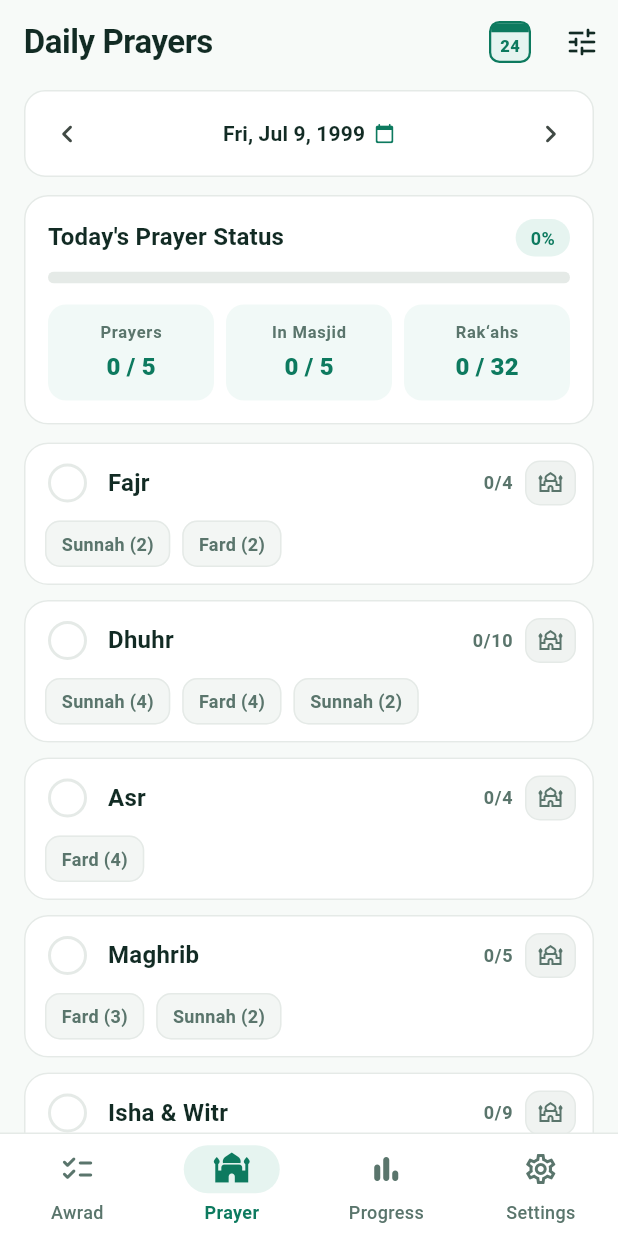
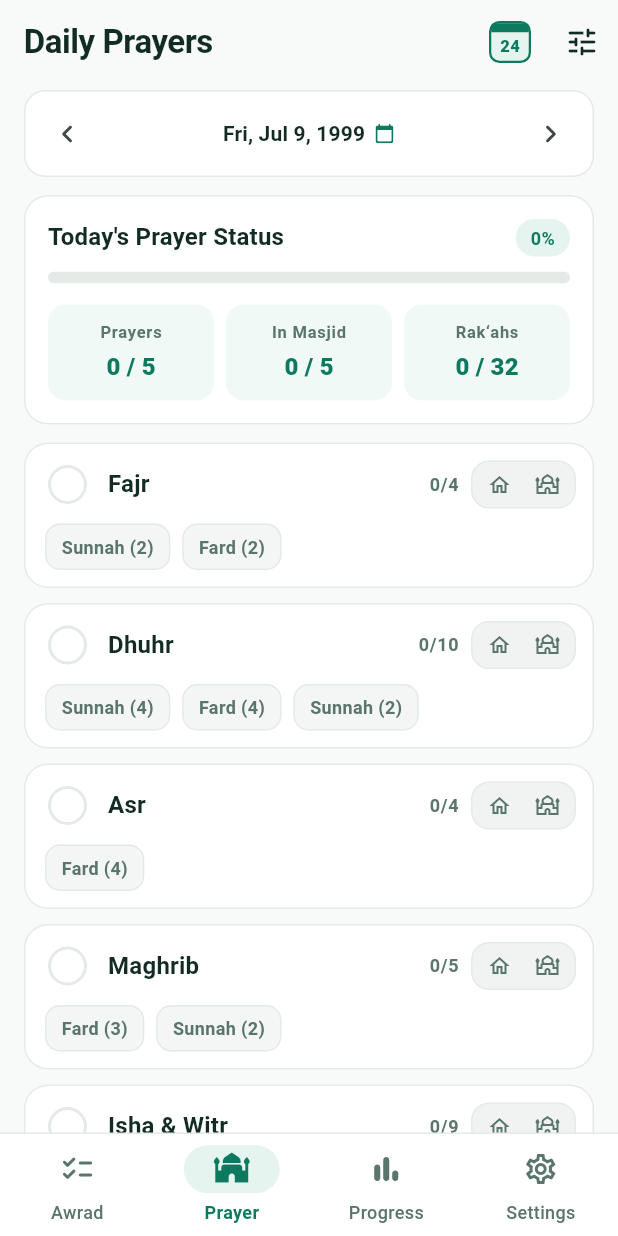
Before and after one commit to othman98shawgan/awrad, a Flutter app: the screen it shows after launch, item 2 of the bottom bar chosen, on a phone screen of 412 x 824 dp. Run offline on Flutter 3.47's test engine with Material 3 defaults, Android fonts, the phone set to English and light mode, and no system bars; our stand-ins replace flutter_riverpod, shared_preferences, wakelock_plus.

Commit message:
feat: add 2-way Home/Masjid icon toggle to PrayerCard

```diff
--- a/lib/services/prayer_provider.dart
+++ b/lib/services/prayer_provider.dart
@@ -78,7 +78,20 @@ class PrayerListNotifier extends StateNotifier<List<PrayerItem>> {
   }
 
   Future<void> toggleInMasjid(int index, bool value) async {
-    await _updateAt(index, (p) => p.copyWith(inMasjid: value));
+    await _updateAt(
+      index,
+      (p) => p.copyWith(
+        inMasjid: value,
+        fardDone: value ? true : p.fardDone,
+      ),
+    );
+  }
+
+  Future<void> markAtHome(int index) async {
+    await _updateAt(
+      index,
+      (p) => p.copyWith(inMasjid: false, fardDone: true),
+    );
   }
 
   Future<void> toggleFard(int index, bool value) async {
--- a/lib/ui/pages/prayer_progress_page.dart
+++ b/lib/ui/pages/prayer_progress_page.dart
@@ -113,7 +113,8 @@ class _DailyPrayerView extends ConsumerWidget {
           PrayerCard(
             prayer: prayers[i],
             onToggleAll: (mark) => notifier.toggleMain(i, mark),
-            onToggleInMasjid: (v) => notifier.toggleInMasjid(i, v),
+            onSelectHome: () => notifier.markAtHome(i),
+            onSelectMasjid: () => notifier.toggleInMasjid(i, true),
             onToggleFard: (v) => notifier.toggleFard(i, v),
             onToggleBeforeSunnah: (v) => notifier.toggleBeforeSunnah(i, v),
             onToggleSunnah: (v) => notifier.toggleSunnah(i, v),
--- a/lib/ui/widgets/prayer_card.dart
+++ b/lib/ui/widgets/prayer_card.dart
@@ -10,7 +10,8 @@ import '../theme/app_theme.dart';
 class PrayerCard extends StatelessWidget {
   final PrayerItem prayer;
   final ValueChanged<bool> onToggleAll;
-  final ValueChanged<bool> onToggleInMasjid;
+  final VoidCallback onSelectHome;
+  final VoidCallback onSelectMasjid;
   final ValueChanged<bool> onToggleFard;
   final ValueChanged<bool> onToggleBeforeSunnah;
   final ValueChanged<bool> onToggleSunnah;
@@ -20,7 +21,8 @@ class PrayerCard extends StatelessWidget {
     super.key,
     required this.prayer,
     required this.onToggleAll,
-    required this.onToggleInMasjid,
+    required this.onSelectHome,
+    required this.onSelectMasjid,
     required this.onToggleFard,
     required this.onToggleBeforeSunnah,
     required this.onToggleSunnah,
@@ -88,10 +90,12 @@ class PrayerCard extends StatelessWidget {
                   ),
                 ),
                 const SizedBox(width: 8),
-                _MasjidToggleButton(
+                _PrayerLocationToggle(
                   prayerName: prayer.name,
+                  fardDone: prayer.fardDone,
                   inMasjid: inMasjid,
-                  onTap: () => onToggleInMasjid(!inMasjid),
+                  onSelectHome: onSelectHome,
+                  onSelectMasjid: onSelectMasjid,
                 ),
               ],
             ),
@@ -132,43 +136,96 @@ class PrayerCard extends StatelessWidget {
   }
 }
 
-class _MasjidToggleButton extends StatelessWidget {
+class _PrayerLocationToggle extends StatelessWidget {
   final String prayerName;
+  final bool fardDone;
   final bool inMasjid;
-  final VoidCallback onTap;
+  final VoidCallback onSelectHome;
+  final VoidCallback onSelectMasjid;
 
-  const _MasjidToggleButton({
+  const _PrayerLocationToggle({
     required this.prayerName,
+    required this.fardDone,
     required this.inMasjid,
-    required this.onTap,
+    required this.onSelectHome,
+    required this.onSelectMasjid,
   });
 
   @override
   Widget build(BuildContext context) {
     final colors = context.awradColors;
+    final theme = Theme.of(context);
+    final homeSelected = fardDone && !inMasjid;
 
-    return Tooltip(
-      message: inMasjid ? 'Prayed in Masjid' : 'Mark in Masjid',
+    return Container(
+      padding: const EdgeInsets.all(2),
+      decoration: BoxDecoration(
+        color: theme.colorScheme.surfaceContainerHighest.withValues(alpha: 0.45),
+        borderRadius: BorderRadius.circular(12),
+        border: Border.all(
+          color: inMasjid ? colors.emerald.withValues(alpha: 0.5) : colors.cardBorder,
+        ),
+      ),
+      child: Row(
+        mainAxisSize: MainAxisSize.min,
+        children: [
+          Tooltip(
+            message: 'Prayed at home',
+            child: Semantics(
+              button: true,
+              label: '$prayerName at home',
+              child: InkWell(
+                onTap: onSelectHome,
+                borderRadius: BorderRadius.circular(9),
+                child: AnimatedContainer(
+                  duration: const Duration(milliseconds: 180),
+                  padding: const EdgeInsets.symmetric(
+                    horizontal: 8,
+                    vertical: 5,
+                  ),
+                  decoration: BoxDecoration(
+                    color: homeSelected
+                        ? theme.colorScheme.surface
+                        : Colors.transparent,
+                    borderRadius: BorderRadius.circular(9),
+                    boxShadow: homeSelected
+                        ? [
+                            BoxShadow(
+                              color: Colors.black.withValues(alpha: 0.06),
+                              blurRadius: 2,
+                              offset: const Offset(0, 1),
+                            ),
+                          ]
+                        : null,
+                  ),
+                  child: Icon(
+                    homeSelected ? Icons.home_rounded : Icons.home_outlined,
+                    size: 16,
+                    color: homeSelected
+                        ? theme.colorScheme.onSurface
+                        : colors.mutedText,
+                  ),
+                ),
+              ),
+            ),
+          ),
+          Tooltip(
+            message: 'Prayed in Masjid',
             child: Semantics(
               button: true,
               label: '$prayerName in Masjid',
               child: InkWell(
-          onTap: onTap,
-          borderRadius: BorderRadius.circular(10),
+                onTap: onSelectMasjid,
+                borderRadius: BorderRadius.circular(9),
                 child: AnimatedContainer(
                   duration: const Duration(milliseconds: 180),
-            padding: const EdgeInsets.symmetric(horizontal: 8, vertical: 6),
+                  padding: const EdgeInsets.symmetric(
+                    horizontal: 8,
+                    vertical: 5,
+                  ),
                   decoration: BoxDecoration(
-              color: inMasjid
-                  ? colors.emerald
-                  : Theme.of(context)
-                      .colorScheme
-                      .surfaceContainerHighest
-                      .withValues(alpha: 0.45),
-              borderRadius: BorderRadius.circular(10),
-              border: Border.all(
-                color: inMasjid ? colors.emerald : colors.cardBorder,
-              ),
+                    color: inMasjid ? colors.emerald : Colors.transparent,
+                    borderRadius: BorderRadius.circular(9),
                   ),
                   child: Icon(
                     inMasjid ? Icons.mosque_rounded : Icons.mosque_outlined,
@@ -177,6 +234,9 @@ class _MasjidToggleButton extends StatelessWidget {
                   ),
                 ),
               ),
+            ),
+          ),
+        ],
       ),
     );
   }
```
Also changed, not shown: 1 other file. Lines whose indentation alone changed are shown as unchanged.
